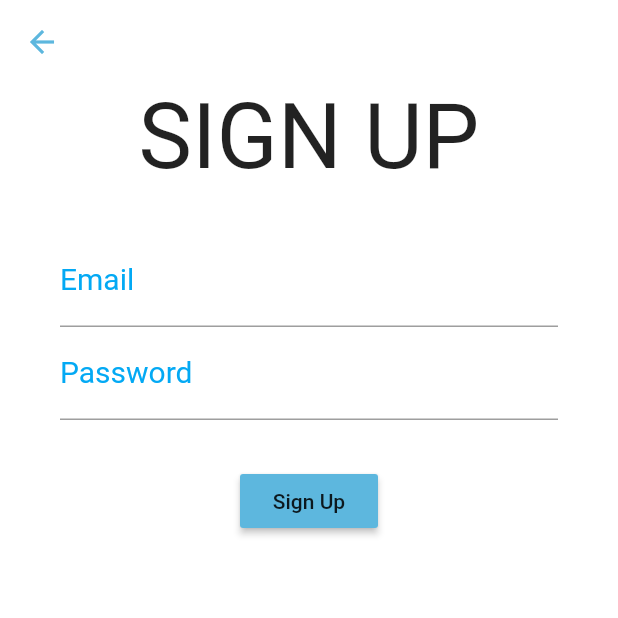
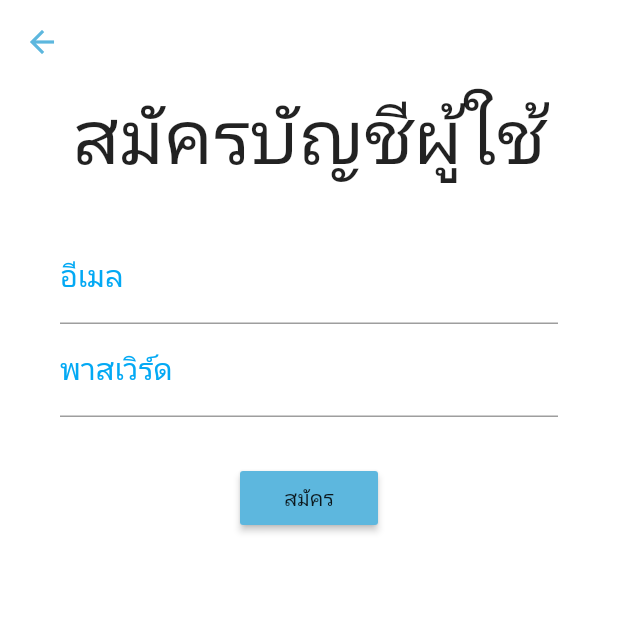
Before and after one commit to CS59023470/EXPERT, a Flutter app: the SignUp screen opened directly, on a phone screen of 412 x 824 dp, the top half of it. Run offline on Flutter 3.47's test engine with Material 2 defaults, Android fonts, the phone set to English and light mode, and no system bars; our stand-ins replace firebase_auth, firebase_database, firebase_storage, google_maps_flutter, image_picker, location; accounts and stored records are empty.

Commit message:
Add files via upload

```diff
--- a/lib/Setup/SignUp.dart
+++ b/lib/Setup/SignUp.dart
@@ -1,6 +1,6 @@
 import 'package:flutter/material.dart';
 import 'package:firebase_auth/firebase_auth.dart';
-import 'package:mastesting/Setup/SignIn.dart';
+import 'package:omg/Setup/SignIn.dart';
 
 
 
@@ -12,6 +12,7 @@ class SignUp extends StatefulWidget {
 class _SignUpState extends State<SignUp> {
   final GlobalKey<FormState> _formKey = GlobalKey<FormState>();
   String _email, _password;
+
   @override
   Widget build(BuildContext context) {
     return new Scaffold(
@@ -28,7 +29,7 @@ class _SignUpState extends State<SignUp> {
               child: new Column(
                 mainAxisAlignment: MainAxisAlignment.center,
                 children: <Widget>[
-                  new Text("SIGN UP", style: new TextStyle(fontSize: 60.0)),
+                  new Text("สมัครบัญชีผู้ใช้", style: new TextStyle(fontSize: 50.0)),
                   new Form(
                     key: _formKey,
                     child: Theme(
@@ -45,23 +46,23 @@ class _SignUpState extends State<SignUp> {
                             TextFormField(
                               validator: (input) {
                                 if (input.isEmpty) {
-                                  return 'Please type an email';
+                                  return '';
                                 }
                               },
                               onSaved: (input) => _email = input,
                               decoration: InputDecoration(
-                                  labelText: 'Email'
+                                  labelText: 'อีเมล'
                               ),
                             ),
                             TextFormField(
                               validator: (input) {
                                 if (input.length > 6) {
-                                  return 'Your password need to be atleast 6 characters';
+                                  return 'รหัสผ่านของท่านต้องมีอย่างน้อย 6 ตัวขึ้นไป';
                                 }
                               },
                               onSaved: (input) => _password = input,
                               decoration: InputDecoration(
-                                  labelText: 'Password'
+                                  labelText: 'พาสเวิร์ด'
                               ),
                               obscureText: true,
                             ),
@@ -81,7 +82,7 @@ class _SignUpState extends State<SignUp> {
                             child: RaisedButton(
                               onPressed: signUp,
                               color: Color(0xFF5DB7DE),
-                              child: Text('Sign Up'),
+                              child: Text("สมัคร"),
                             ),//Container
                           ),//RaisedButton
                         ),//Padding
```
Also changed, not shown: lib/Setup/HistoryAnalysis.dart (+34 -0 lines), lib/Setup/SignIn.dart (+19 -0 lines), lib/Setup/assessment.dart (+6 -7 lines).
